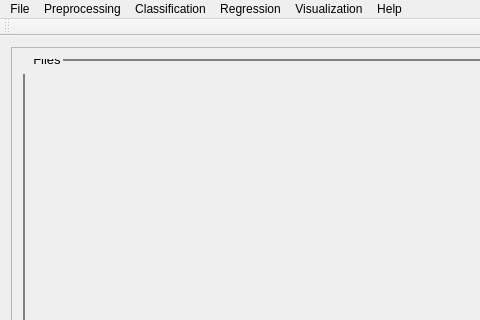
First picture: the form in src/PYSAT_Gui_UI_Forms/UI Files/01_mainwindow_pls.ui, repository tisaconundrum2/PySAT-GUI, before the edit; both pictures show x 0 to 480 and y 0 to 320 of the 581 by 843 pixel window.
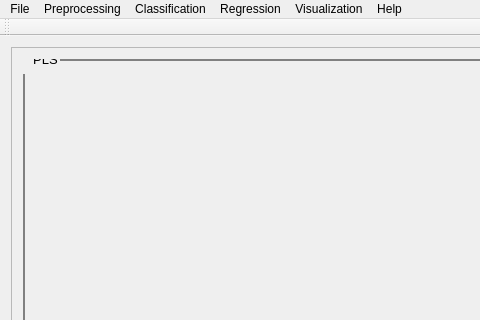
Second picture: the form after the edit.

The edit to the form file:
```diff
--- a/src/PYSAT_Gui_UI_Forms/UI Files/01_mainwindow_pls.ui
+++ b/src/PYSAT_Gui_UI_Forms/UI Files/01_mainwindow_pls.ui
@@ -57,7 +57,7 @@
            </font>
           </property>
           <property name="title">
-           <string>Files</string>
+           <string>PLS</string>
           </property>
           <layout class="QHBoxLayout" name="horizontalLayout">
            <item>
```
